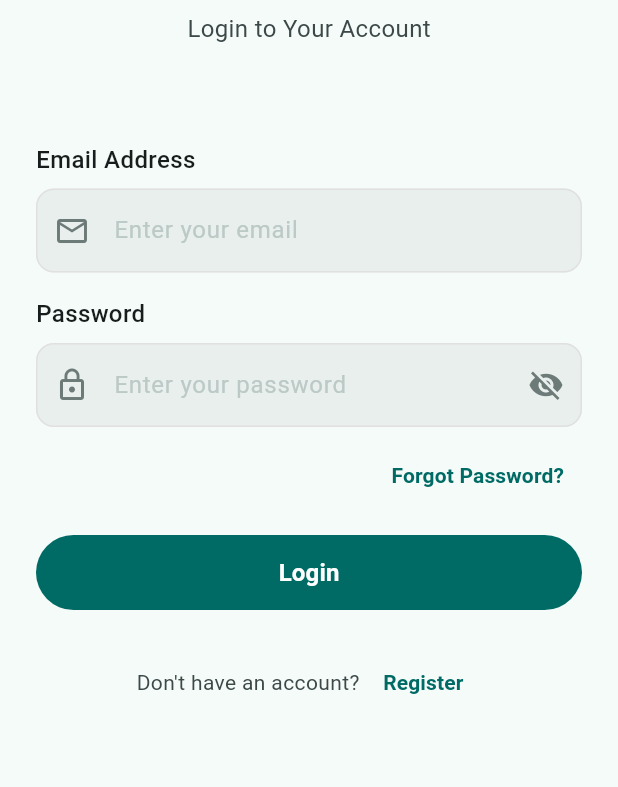
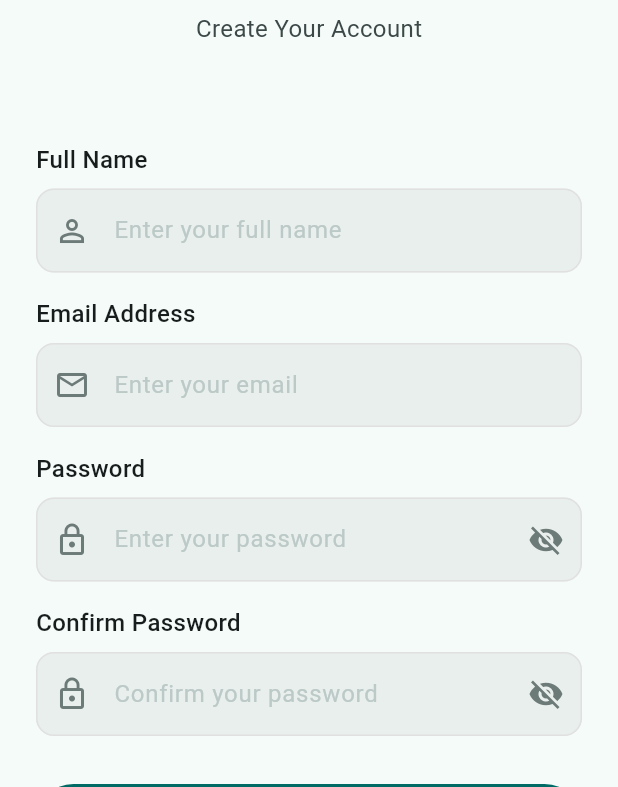
Before and after one commit to rmindra/SiPekaTBC, a Flutter app: the screen it shows after launch, after a tap on "Get Started", after a tap on "Register", on a phone screen of 412 x 824 dp, the part 449-1236 px from its top. Run offline on Flutter 3.47's test engine with Material 3 defaults, Android fonts, the phone set to English and light mode, and no system bars; our stand-ins replace go_router, shared_preferences, supabase_flutter; accounts and stored records are empty.

Commit message:
feat (UI): Add UI Register Page

```diff
--- a/lib/features/auth/presentation/pages/login_page.dart
+++ b/lib/features/auth/presentation/pages/login_page.dart
@@ -1,4 +1,5 @@
 import 'package:flutter/material.dart';
+import 'package:go_router/go_router.dart';
 import 'package:sipekatbc/core/constants/app_colors.dart';
 
 class LoginPage extends StatefulWidget {
@@ -30,7 +31,7 @@
       body: SingleChildScrollView(
         child: Column(
           children: [
-            // --- 1. Header Section dengan Stack (Background Teal & Logo Overlap) ---
+            // --- Header Section dengan Stack (Background Teal & Logo Overlap) ---
             SizedBox(
               height: 240,
               child: Stack(
@@ -71,7 +72,7 @@
             ),
 
             SizedBox(height: 16),
-            // --- 2. Title Section ---
+            // --- Title Section ---
             const Text(
               'SiPekaTBC',
               style: TextStyle(
@@ -88,7 +89,7 @@
 
             const SizedBox(height: 64),
 
-            // --- 4. Form Section ---
+            // --- Form Section ---
             Padding(
               padding: const EdgeInsets.symmetric(horizontal: 24.0),
               child: Column(
@@ -183,7 +184,7 @@
                     ),
                   ),
 
-                  SizedBox(height: 8),
+                  SizedBox(height: 16),
 
                   // Forgot Password Button
                   Row(
@@ -191,8 +192,7 @@
                     children: [
                       TextButton(
                         onPressed: () {
-                          // Navigasi ke halaman reset password menggunakan go_router
-                          // context.push('/reset-password');
+                          // TODO: Implementasi navigasi ke halaman reset password
                         },
                         child: const Text(
                           'Forgot Password?',
@@ -245,7 +245,7 @@
                       ),
                       TextButton(
                         onPressed: () {
-                          // Navigasi ke halaman register sesuai dengan go_router
+                          context.go('/register');
                         },
                         child: Text(
                           'Register',
--- a/lib/features/auth/presentation/pages/register_page.dart
+++ b/lib/features/auth/presentation/pages/register_page.dart
@@ -0,0 +1,344 @@
+import 'package:flutter/material.dart';
+import 'package:go_router/go_router.dart';
+import 'package:sipekatbc/core/constants/app_colors.dart';
+
+class RegisterPage extends StatefulWidget {
+  const RegisterPage({super.key});
+
+  @override
+  State<RegisterPage> createState() => _RegisterPageState();
+}
+
+class _RegisterPageState extends State<RegisterPage> {
+  bool _isPasswordVisible = false;
+  bool _isConfirmPasswordVisible = false;
+
+  final TextEditingController _nameController = TextEditingController();
+  final TextEditingController _emailController = TextEditingController();
+  final TextEditingController _passwordController = TextEditingController();
+  final TextEditingController _confirmPasswordController =
+      TextEditingController();
+
+  @override
+  void dispose() {
+    _nameController.dispose();
+    _emailController.dispose();
+    _passwordController.dispose();
+    _confirmPasswordController.dispose();
+    super.dispose();
+  }
+
+  @override
+  Widget build(BuildContext context) {
+    return Scaffold(
+      backgroundColor: AppColors.background,
+      body: SingleChildScrollView(
+        child: Column(
+          children: [
+            // --- Header Section dengan Stack (Background Teal & Logo Overlap) ---
+            SizedBox(
+              height: 240,
+              child: Stack(
+                alignment: Alignment.topCenter,
+                children: [
+                  Image(
+                    image: AssetImage('assets/img/header_auth.png'),
+                    width: double.infinity,
+                    height: 190,
+                    fit: BoxFit.cover,
+                  ),
+                  // Logo Circle yang tumpang tindih
+                  Positioned(
+                    bottom: 10,
+                    child: Container(
+                      padding: const EdgeInsets.all(24),
+                      decoration: const BoxDecoration(
+                        color: Colors.white,
+                        shape: BoxShape.circle,
+                        boxShadow: [
+                          BoxShadow(
+                            color: Colors.black26,
+                            blurRadius: 10,
+                            offset: Offset(0, 5),
+                          ),
+                        ],
+                      ),
+                      // Memanggil asset logo sesuai struktur folder kamu
+                      child: Image.asset(
+                        'assets/img/logoInverse.png',
+                        width: 40,
+                        height: 40,
+                      ),
+                    ),
+                  ),
+                ],
+              ),
+            ),
+
+            SizedBox(height: 16),
+            // --- Title Section ---
+            const Text(
+              'SiPekaTBC',
+              style: TextStyle(
+                fontSize: 30,
+                fontWeight: FontWeight.bold,
+                color: AppColors.textPrimary,
+              ),
+            ),
+            const SizedBox(height: 8),
+            const Text(
+              'Create Your Account',
+              style: TextStyle(fontSize: 16, color: AppColors.textSecondary),
+            ),
+
+            const SizedBox(height: 64),
+
+            // --- Form Section ---
+            Padding(
+              padding: const EdgeInsets.symmetric(horizontal: 24.0),
+              child: Column(
+                crossAxisAlignment: CrossAxisAlignment.start,
+                children: [
+                  // Name Field
+                  const Text(
+                    'Full Name',
+                    style: TextStyle(
+                      fontSize: 16,
+                      color: AppColors.textPrimary,
+                      fontWeight: FontWeight.w500,
+                    ),
+                  ),
+                  const SizedBox(height: 8),
+                  TextFormField(
+                    controller: _nameController,
+                    keyboardType: TextInputType.name,
+                    decoration: InputDecoration(
+                      hintText: 'Enter your full name',
+                      hintStyle: const TextStyle(color: AppColors.grayFormText),
+                      prefixIcon: const Icon(
+                        Icons.person_outline,
+                        color: AppColors.grayIcon,
+                      ),
+                      filled: true,
+                      fillColor: AppColors.grayForm,
+                      border: OutlineInputBorder(
+                        borderRadius: BorderRadius.circular(12),
+                        borderSide: BorderSide(color: Colors.grey.shade300),
+                      ),
+                      enabledBorder: OutlineInputBorder(
+                        borderRadius: BorderRadius.circular(12),
+                        borderSide: BorderSide(color: Colors.grey.shade300),
+                      ),
+                      focusedBorder: OutlineInputBorder(
+                        borderRadius: BorderRadius.circular(12),
+                        borderSide: BorderSide(color: AppColors.primaryGreen),
+                      ),
+                    ),
+                  ),
+
+                  const SizedBox(height: 16),
+
+                  // Email Field
+                  const Text(
+                    'Email Address',
+                    style: TextStyle(
+                      fontSize: 16,
+                      color: AppColors.textPrimary,
+                      fontWeight: FontWeight.w500,
+                    ),
+                  ),
+                  const SizedBox(height: 8),
+                  TextFormField(
+                    controller: _emailController,
+                    keyboardType: TextInputType.emailAddress,
+                    decoration: InputDecoration(
+                      hintText: 'Enter your email',
+                      hintStyle: const TextStyle(color: AppColors.grayFormText),
+                      prefixIcon: const Icon(
+                        Icons.email_outlined,
+                        color: AppColors.grayIcon,
+                      ),
+                      filled: true,
+                      fillColor: AppColors.grayForm,
+                      border: OutlineInputBorder(
+                        borderRadius: BorderRadius.circular(12),
+                        borderSide: BorderSide(color: Colors.grey.shade300),
+                      ),
+                      enabledBorder: OutlineInputBorder(
+                        borderRadius: BorderRadius.circular(12),
+                        borderSide: BorderSide(color: Colors.grey.shade300),
+                      ),
+                      focusedBorder: OutlineInputBorder(
+                        borderRadius: BorderRadius.circular(12),
+                        borderSide: BorderSide(color: AppColors.primaryGreen),
+                      ),
+                    ),
+                  ),
+
+                  const SizedBox(height: 16),
+
+                  // Password Field
+                  const Text(
+                    'Password',
+                    style: TextStyle(
+                      fontSize: 16,
+                      color: AppColors.textPrimary,
+                      fontWeight: FontWeight.w500,
+                    ),
+                  ),
+                  const SizedBox(height: 8),
+                  TextFormField(
+                    controller: _passwordController,
+                    obscureText: !_isPasswordVisible,
+                    decoration: InputDecoration(
+                      hintText: 'Enter your password',
+                      hintStyle: const TextStyle(color: AppColors.grayFormText),
+                      prefixIcon: const Icon(
+                        Icons.lock_outline,
+                        color: AppColors.grayIcon,
+                      ),
+                      suffixIcon: IconButton(
+                        icon: Icon(
+                          _isPasswordVisible
+                              ? Icons.visibility
+                              : Icons.visibility_off,
+                          color: AppColors.grayIcon,
+                        ),
+                        onPressed: () {
+                          setState(() {
+                            _isPasswordVisible = !_isPasswordVisible;
+                          });
+                        },
+                      ),
+                      filled: true,
+                      fillColor: AppColors.grayForm,
+                      border: OutlineInputBorder(
+                        borderRadius: BorderRadius.circular(12),
+                        borderSide: BorderSide(color: Colors.grey.shade300),
+                      ),
+                      enabledBorder: OutlineInputBorder(
+                        borderRadius: BorderRadius.circular(12),
+                        borderSide: BorderSide(color: Colors.grey.shade300),
+                      ),
+                      focusedBorder: OutlineInputBorder(
+                        borderRadius: BorderRadius.circular(12),
+                        borderSide: BorderSide(color: AppColors.primaryGreen),
+                      ),
+                    ),
+                  ),
+
+                  const SizedBox(height: 16),
+
+                  // Confirm Password Field
+                  const Text(
+                    'Confirm Password',
+                    style: TextStyle(
+                      fontSize: 16,
+                      color: AppColors.textPrimary,
+                      fontWeight: FontWeight.w500,
+                    ),
+                  ),
+                  const SizedBox(height: 8),
+                  TextFormField(
+                    controller: _confirmPasswordController,
+                    obscureText: !_isConfirmPasswordVisible,
+                    decoration: InputDecoration(
+                      hintText: 'Confirm your password',
+                      hintStyle: const TextStyle(color: AppColors.grayFormText),
+                      prefixIcon: const Icon(
+                        Icons.lock_outline,
+                        color: AppColors.grayIcon,
+                      ),
+                      suffixIcon: IconButton(
+                        icon: Icon(
+                          _isConfirmPasswordVisible
+                              ? Icons.visibility
+                              : Icons.visibility_off,
+                          color: AppColors.grayIcon,
+                        ),
+                        onPressed: () {
+                          setState(() {
+                            _isConfirmPasswordVisible =
+                                !_isConfirmPasswordVisible;
+                          });
+                        },
+                      ),
+                      filled: true,
+                      fillColor: AppColors.grayForm,
+                      border: OutlineInputBorder(
+                        borderRadius: BorderRadius.circular(12),
+                        borderSide: BorderSide(color: Colors.grey.shade300),
+                      ),
+                      enabledBorder: OutlineInputBorder(
+                        borderRadius: BorderRadius.circular(12),
+                        borderSide: BorderSide(color: Colors.grey.shade300),
+                      ),
+                      focusedBorder: OutlineInputBorder(
+                        borderRadius: BorderRadius.circular(12),
+                        borderSide: BorderSide(color: AppColors.primaryGreen),
+                      ),
+                    ),
+                  ),
+
+                  const SizedBox(height: 32),
+
+                  // Register Button
+                  SizedBox(
+                    width: double.infinity,
+                    height: 50,
+                    child: ElevatedButton(
+                      onPressed: () {
+                        // TODO: Implementasi logika register dan navigasi ke halaman login setelah berhasil register
+                      },
+                      style: ElevatedButton.styleFrom(
+                        backgroundColor: AppColors.primaryGreen,
+                        foregroundColor: Colors.white,
+                        elevation: 0,
+                        shape: RoundedRectangleBorder(
+                          borderRadius: BorderRadius.circular(25),
+                        ),
+                      ),
+                      child: const Text(
+                        'Register',
+                        style: TextStyle(
+                          fontSize: 16,
+                          fontWeight: FontWeight.bold,
+                        ),
+                      ),
+                    ),
+                  ),
+
+                  const SizedBox(height: 24),
+
+                  // Login Teks Link
+                  Row(
+                    mainAxisAlignment: MainAxisAlignment.center,
+                    children: [
+                      const Text(
+                        "Already have an account? ",
+                        style: TextStyle(color: AppColors.textSecondary),
+                      ),
+                      TextButton(
+                        onPressed: () {
+                          context.go('/login');
+                        },
+                        child: Text(
+                          'Login',
+                          style: TextStyle(
+                            color: AppColors.primaryGreen,
+                            fontWeight: FontWeight.bold,
+                          ),
+                        ),
+                      ),
+                    ],
+                  ),
+                  const SizedBox(height: 40), // Spacing bawah ekstra
+                ],
+              ),
+            ),
+          ],
+        ),
+      ),
+    );
+  }
+}
--- a/lib/routes/app_router.dart
+++ b/lib/routes/app_router.dart
@@ -1,6 +1,7 @@
 import 'package:go_router/go_router.dart';
 import 'package:sipekatbc/features/auth/presentation/pages/onboarding_page.dart';
 import 'package:sipekatbc/features/auth/presentation/pages/login_page.dart';
+import 'package:sipekatbc/features/auth/presentation/pages/register_page.dart';
 
 GoRouter createRouter(String initialRoute) {
   return GoRouter(
@@ -11,6 +12,10 @@
         builder: (context, state) => const OnboardingPage(),
       ),
       GoRoute(path: '/login', builder: (context, state) => const LoginPage()),
+      GoRoute(
+        path: '/register',
+        builder: (context, state) => const RegisterPage(),
+      ),
     ],
   );
 }
```
